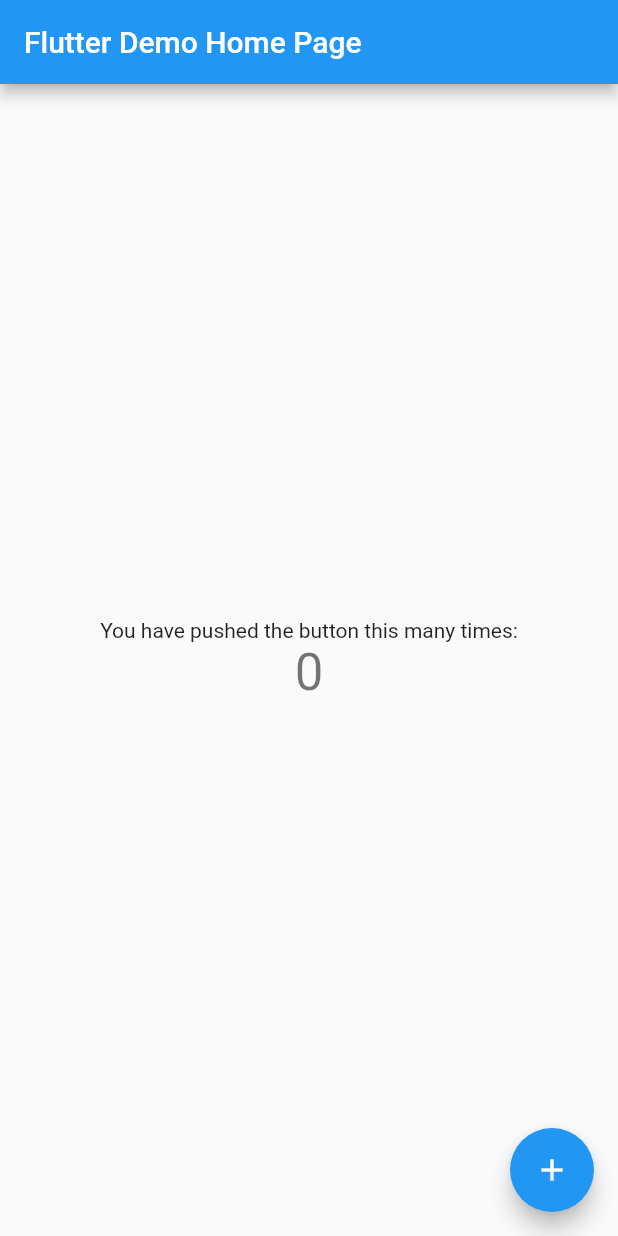
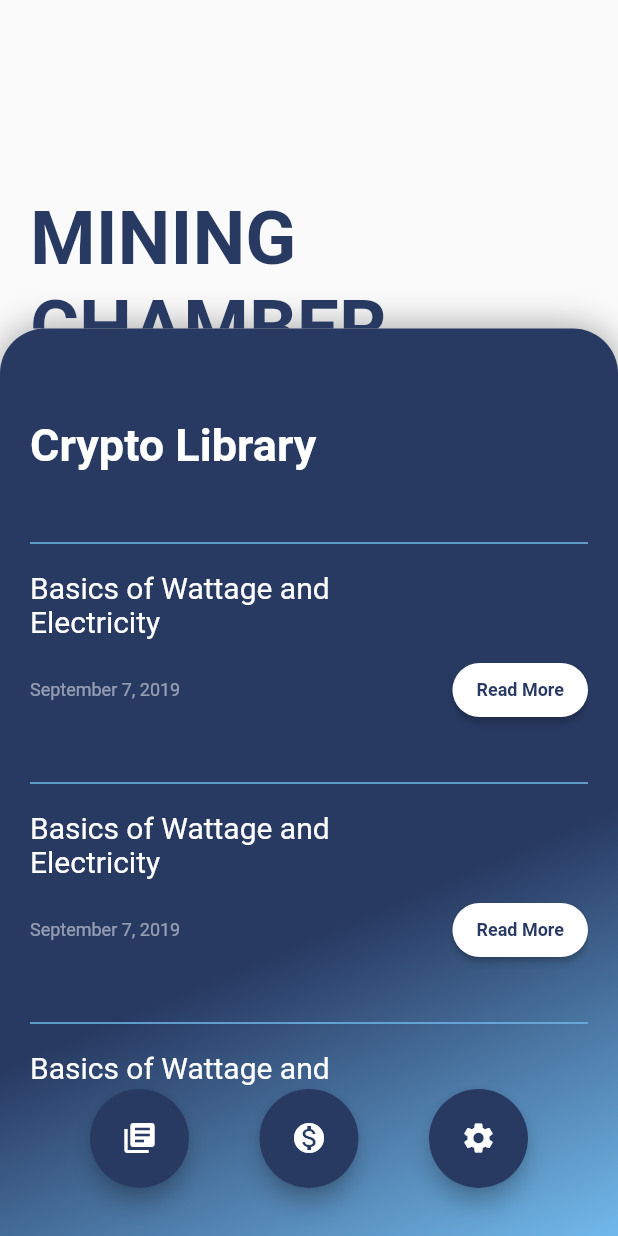
Before and after one commit to KalleHallden/MiningChamberApp, a Flutter app: the screen it shows after launch, on a phone screen of 412 x 824 dp. Run offline on Flutter 3.47's test engine with Material 2 defaults, Android fonts, the phone set to English and light mode, and no system bars; Roboto replaces fonts that are missing (Avenir, Helvetica).

Commit message:
Finished first screen

```diff
--- a/App/mining_chamber/lib/main.dart
+++ b/App/mining_chamber/lib/main.dart
@@ -1,4 +1,6 @@
 import 'package:flutter/material.dart';
+
+import 'models/global.dart';
 
 void main() => runApp(MyApp());
 
@@ -7,105 +9,207 @@ class MyApp extends StatelessWidget {
   @override
   Widget build(BuildContext context) {
     return MaterialApp(
-      title: 'Flutter Demo',
+      debugShowCheckedModeBanner: false,
       theme: ThemeData(
-        // This is the theme of your application.
-        //
-        // Try running your application with "flutter run". You'll see the
-        // application has a blue toolbar. Then, without quitting the app, try
-        // changing the primarySwatch below to Colors.green and then invoke
-        // "hot reload" (press "r" in the console where you ran "flutter run",
-        // or simply save your changes to "hot reload" in a Flutter IDE).
-        // Notice that the counter didn't reset back to zero; the application
-        // is not restarted.
         primarySwatch: Colors.blue,
       ),
-      home: MyHomePage(title: 'Flutter Demo Home Page'),
+      home: MyHomePage(),
     );
   }
 }
 
 class MyHomePage extends StatefulWidget {
-  MyHomePage({Key key, this.title}) : super(key: key);
-
-  // This widget is the home page of your application. It is stateful, meaning
-  // that it has a State object (defined below) that contains fields that affect
-  // how it looks.
-
-  // This class is the configuration for the state. It holds the values (in this
-  // case the title) provided by the parent (in this case the App widget) and
-  // used by the build method of the State. Fields in a Widget subclass are
-  // always marked "final".
-
-  final String title;
-
   @override
   _MyHomePageState createState() => _MyHomePageState();
 }
 
 class _MyHomePageState extends State<MyHomePage> {
-  int _counter = 0;
-
-  void _incrementCounter() {
-    setState(() {
-      // This call to setState tells the Flutter framework that something has
-      // changed in this State, which causes it to rerun the build method below
-      // so that the display can reflect the updated values. If we changed
-      // _counter without calling setState(), then the build method would not be
-      // called again, and so nothing would appear to happen.
-      _counter++;
-    });
-  }
-
+  bool library = true;
+  bool services = false;
+  bool lottery = false;
+  Widget tab;
   @override
   Widget build(BuildContext context) {
-    // This method is rerun every time setState is called, for instance as done
-    // by the _incrementCounter method above.
-    //
-    // The Flutter framework has been optimized to make rerunning build methods
-    // fast, so that you can just rebuild anything that needs updating rather
-    // than having to individually change instances of widgets.
+    getTab();
     return Scaffold(
-      appBar: AppBar(
-        // Here we take the value from the MyHomePage object that was created by
-        // the App.build method, and use it to set our appbar title.
-        title: Text(widget.title),
+      body: Container(
+          child: Stack(
+            children: <Widget>[
+              Container(
+                padding: EdgeInsets.only(left: 20, bottom: 20, right: 20, top: 60),
+                margin: EdgeInsets.only(top: 219),
+                constraints: BoxConstraints.expand(height: MediaQuery.of(context).size.height - 219),
+                decoration: BoxDecoration(
+                  color: darkBlueColor,
+                  gradient: LinearGradient(
+                    colors: [darkBlueColor, lightBlueColor],
+                    stops: [0.5, 1],
+                    begin: const FractionalOffset(0.5,0.2),
+                    end: const FractionalOffset(1, 1),
+                    // center: Alignment(0.0, 1),
                   ),
-      body: Center(
-        // Center is a layout widget. It takes a single child and positions it
-        // in the middle of the parent.
+                  borderRadius: BorderRadius.only(
+                    topLeft: Radius.circular(30),
+                    topRight: Radius.circular(30)
+                  ),
+                  boxShadow: [
+                    new BoxShadow(
+                        color: Colors.grey,
+                        blurRadius: 20.0,
+                      ),
+                  ]
+                ),
                 child: Column(
-          // Column is also a layout widget. It takes a list of children and
-          // arranges them vertically. By default, it sizes itself to fit its
-          // children horizontally, and tries to be as tall as its parent.
-          //
-          // Invoke "debug painting" (press "p" in the console, choose the
-          // "Toggle Debug Paint" action from the Flutter Inspector in Android
-          // Studio, or the "Toggle Debug Paint" command in Visual Studio Code)
-          // to see the wireframe for each widget.
-          //
-          // Column has various properties to control how it sizes itself and
-          // how it positions its children. Here we use mainAxisAlignment to
-          // center the children vertically; the main axis here is the vertical
-          // axis because Columns are vertical (the cross axis would be
-          // horizontal).
-          mainAxisAlignment: MainAxisAlignment.center,
+                  crossAxisAlignment: CrossAxisAlignment.start,
                   children: <Widget>[
-            Text(
-              'You have pushed the button this many times:',
+                    tab,
+                    Container(
+                      child: Center(
+                        child: Row(
+                          mainAxisAlignment: MainAxisAlignment.spaceEvenly,
+                          children: <Widget>[
+                            Container(
+                              height: 80,
+                              width: 80,
+                              child: FloatingActionButton(
+                                child: Icon(Icons.library_books),
+                                onPressed: () {
+                                  setState(() {
+                                     library = true;
+                                     services = false;
+                                     lottery = false;
+                                     getTab();
+                                  });
+                                },
+                                backgroundColor: darkBlueColor,
                               ),
-            Text(
-              '$_counter',
-              style: Theme.of(context).textTheme.display1,
+                            ),
+                            Container(
+                              height: 80,
+                              width: 80,
+                              child: FloatingActionButton(
+                                child: Icon(Icons.monetization_on),
+                                onPressed: () {
+                                  setState(() {
+                                     library = false;
+                                     services = false;
+                                     lottery = true;
+                                     getTab();
+                                  });
+                                },
+                                backgroundColor: darkBlueColor,
+                              ),
+                            ),
+                            Container(
+                              height: 80,
+                              width: 80,
+                              child: FloatingActionButton(
+                                child: Icon(Icons.settings),
+                                onPressed: () {
+                                  setState(() {
+                                     library = false;
+                                     services = true;
+                                     lottery = false;
+                                     getTab();
+                                  });
+                                },
+                                backgroundColor: darkBlueColor,
+                              ),
                             ),
                           ],
                         ),
                       ),
-      floatingActionButton: FloatingActionButton(
-        onPressed: _incrementCounter,
-        tooltip: 'Increment',
-        child: Icon(Icons.add),
-      ), // This trailing comma makes auto-formatting nicer for build methods.
+                      height: MediaQuery.of(context).size.height *0.08,
+                    )
+                  ],
+                ),
+              ),
+              Container(
+                padding: EdgeInsets.only(left:20, top: 130),
+                height: 219,
+                width: MediaQuery.of(context).size.width,
+                child: Text("MINING\nCHAMBER", style: pageTitleStyle),
+              ),
+            ],
+          ),
+        ),
+    );
+  }
+
+  void getTab() {
+    if (library) {
+      tab = cryptoLibrary();
+    }
+    if (lottery) {
+      tab = cryptoLottery();
+    }
+    if (services) {
+      tab = cryptoServices();
+    }
+  }
+
+  Widget cryptoLottery() {
+    return Container(
+      height: 100,
+    );
+  }
+
+  Widget cryptoServices() {
+    return Container(
+      height: 100,
+    );
+  }
+
+  Widget cryptoLibrary() {
+    return Column(
+      crossAxisAlignment: CrossAxisAlignment.start,
+      children: <Widget>[
+        Text("Crypto Library", style: tabTitleStyle,),
+        Container(
+          height: MediaQuery.of(context).size.height * 0.5,
+          child: ListView(
+            padding: EdgeInsets.only(top: 20),
+            children: getLatestArticles(),
+          ),
+        ),
+      ],
+    );
+  }
+
+  List<Widget> getLatestArticles() {
+    List<Widget> articleCards = [];
+    for (int i = 0; i < 10; i++) {
+      articleCards.add(articleCard());
+    }
+    return articleCards;
+  }
+
+  Widget articleCard() {
+    return Container(
+      margin: EdgeInsets.only(top: 10),
+      height: 150,
+      child: Column(
+        mainAxisAlignment: MainAxisAlignment.spaceEvenly,
+        crossAxisAlignment: CrossAxisAlignment.start,
+        children: <Widget>[
+          Divider(color: lightBlueColor, thickness: 1,),
+          Text("Basics of Wattage and\nElectricity", style: blogTitleStyle,),
+          Row(
+            mainAxisAlignment: MainAxisAlignment.spaceBetween,
+            children: <Widget>[
+              Text("September 7, 2019", style: blogDateStyle),
+              RaisedButton(
+                color: Colors.white,
+                child: Text("Read More", style: smallButtonTextStyle),
+                onPressed: () {
+
+                },
+                shape: RoundedRectangleBorder(borderRadius: new BorderRadius.circular(30.0))
+              )
+            ],
+          )
+        ],
+      ),
     );
   }
 }
--- /dev/null
+++ b/App/mining_chamber/lib/models/global.dart
@@ -0,0 +1,38 @@
+import 'package:flutter/material.dart';
+
+Color darkBlueColor = Color(0xFF283A62);
+Color lightBlueColor = Color(0xFF71B9EB);
+Color lighterBlueColor = Color(0xFF71B9EB).withOpacity(0.5);
+
+TextStyle pageTitleStyle = new TextStyle(
+  fontFamily: 'Helvetica',
+  fontWeight: FontWeight.bold,
+  fontSize: 50,
+  color: darkBlueColor
+);
+
+TextStyle tabTitleStyle = new TextStyle(
+  fontFamily: 'Helvetica',
+  fontWeight: FontWeight.bold,
+  fontSize: 30,
+  color: Colors.white
+);
+
+TextStyle blogTitleStyle = new TextStyle(
+  fontFamily: 'Avenir',
+  fontSize: 20,
+  color: Colors.white
+);
+
+TextStyle blogDateStyle = new TextStyle(
+  fontFamily: 'Avenir',
+  fontSize: 12,
+  color: Colors.white.withOpacity(0.5)
+);
+
+TextStyle smallButtonTextStyle = new TextStyle(
+  fontFamily: 'Avenir',
+  fontWeight: FontWeight.bold,
+  fontSize: 12,
+  color: darkBlueColor
+);
```
Lines whose indentation alone changed are shown as unchanged.
